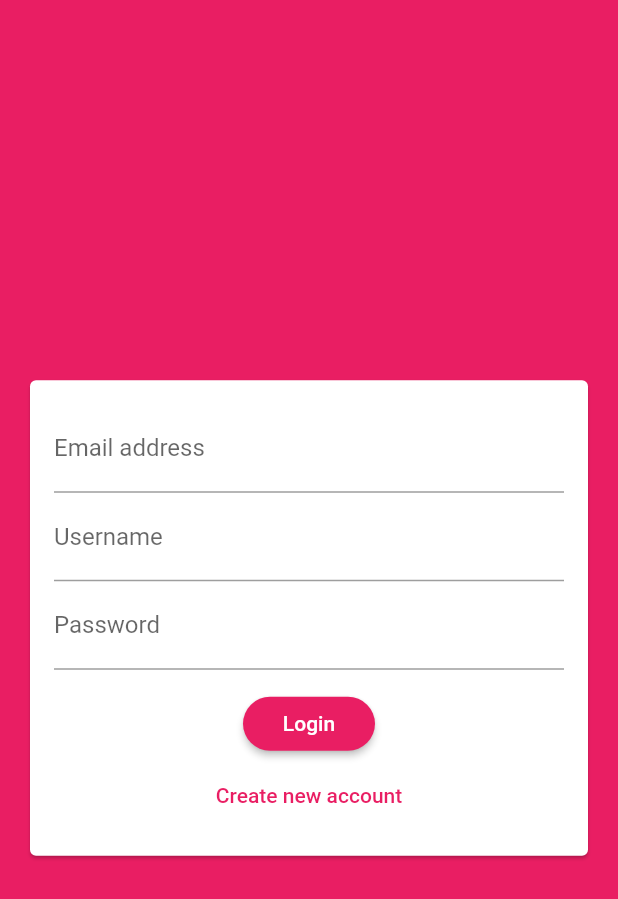
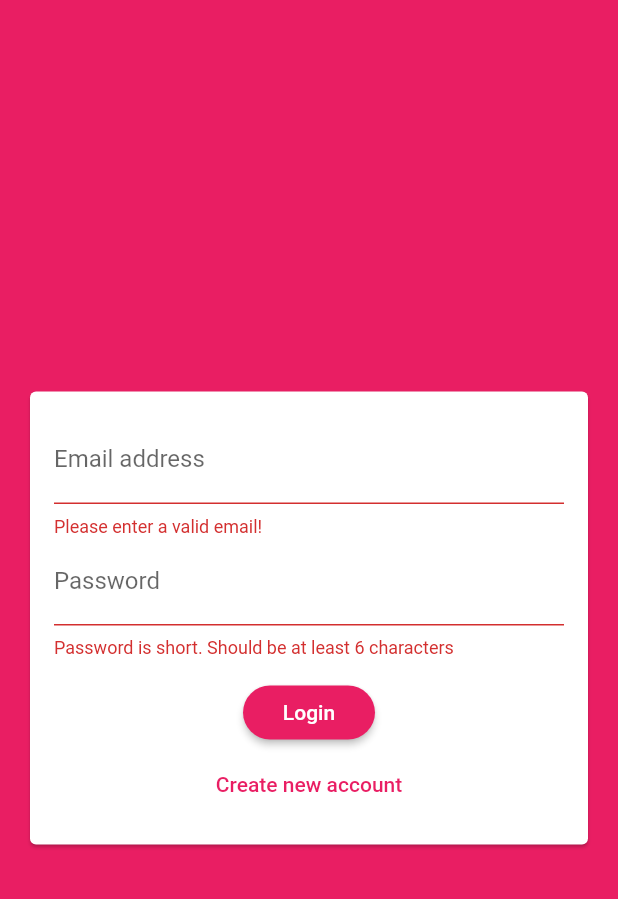
Before and after one commit to nikunjsaraf-oss/chatter, a Flutter app: the screen it shows after launch, after a tap on "Login", on a phone screen of 412 x 824 dp. Shown: the top 899 px of the screen. Run offline on Flutter 3.47's test engine with Material 2 defaults, Android fonts, the phone set to English and light mode, and no system bars; our stand-ins replace cloud_firestore; accounts and stored records are empty.

Commit message:
Create authentication form

```diff
--- a/lib/widgets/auth/auth_form_widget.dart
+++ b/lib/widgets/auth/auth_form_widget.dart
@@ -6,6 +6,30 @@ class AuthForm extends StatefulWidget {
 }
 
 class _AuthFormState extends State<AuthForm> {
+  final GlobalKey<FormState> _formKey = GlobalKey<FormState>();
+  bool _isLogin = true;
+  String _userEmail = '';
+  String _userName = '';
+  String _password = '';
+
+  void _submit() {
+    final bool isValid = _formKey.currentState.validate();
+    FocusScope.of(context).unfocus(); // to close the keyboard
+    if (isValid) {
+      _formKey.currentState.save();
+      print(_userName);
+      print(_userEmail);
+      print(_password);
+    }
+  }
+
+  bool validateEmail(String value) {
+    Pattern pattern =
+        r'^(([^<>()[\]\\.,;:\s@\"]+(\.[^<>()[\]\\.,;:\s@\"]+)*)|(\".+\"))@((\[[0-9]{1,3}\.[0-9]{1,3}\.[0-9]{1,3}\.[0-9]{1,3}\])|(([a-zA-Z\-0-9]+\.)+[a-zA-Z]{2,}))$';
+    RegExp regex = new RegExp(pattern);
+    return (!regex.hasMatch(value)) ? false : true;
+  }
+
   @override
   Widget build(BuildContext context) {
     return Center(
@@ -14,17 +38,49 @@ class _AuthFormState extends State<AuthForm> {
         child: SingleChildScrollView(
           padding: EdgeInsets.all(16),
           child: Form(
+            key: _formKey,
             child: Column(
               mainAxisSize: MainAxisSize.min,
               children: [
                 TextFormField(
+                  key: ValueKey('email'),
+                  validator: (value) {
+                    if (!validateEmail(value)) {
+                      return 'Please enter a valid email!';
+                    }
+                    return null;
+                  },
+                  onSaved: (value) {
+                    _userEmail = value;
+                  },
                   keyboardType: TextInputType.emailAddress,
                   decoration: InputDecoration(labelText: 'Email address'),
                 ),
+                if (!_isLogin)
+                  TextFormField(
+                    key: ValueKey('username'),
+                    onSaved: (value) {
+                      _userName = value;
+                    },
+                    validator: (value) {
+                      if (value.isEmpty) {
+                        return 'Usertname is short. It should be at least 4 characters!';
+                      }
+                      return null;
+                    },
+                    decoration: InputDecoration(labelText: 'Username'),
+                  ),
                 TextFormField(
-                  decoration: InputDecoration(labelText: 'Username'),
-                ),
-                TextFormField(
+                  key: ValueKey('password'),
+                  onSaved: (value) {
+                    _password = value;
+                  },
+                  validator: (value) {
+                    if (value.length < 6) {
+                      return 'Password is short. Should be at least 6 characters';
+                    }
+                    return null;
+                  },
                   decoration: InputDecoration(labelText: 'Password'),
                   obscureText: true,
                 ),
@@ -32,13 +88,20 @@ class _AuthFormState extends State<AuthForm> {
                   height: 12,
                 ),
                 RaisedButton(
-                  onPressed: () {},
-                  child: Text('Login'),
+                  onPressed: _submit,
+                  child: Text(_isLogin ? 'Login' : 'Signup'),
                 ),
                 FlatButton(
-                  onPressed: () {},
+                  onPressed: () {
+                    setState(() {
+                      _isLogin = !_isLogin;
+                    });
+                    FocusScope.of(context).unfocus(); // to close
+                  },
                   textColor: Theme.of(context).primaryColor,
-                  child: Text('Create new account'),
+                  child: Text(_isLogin
+                      ? 'Create new account'
+                      : 'I already have an account.'),
                 ),
               ],
             ),
--- a/pubspec.yaml
+++ b/pubspec.yaml
@@ -18,7 +18,7 @@ publish_to: 'none' # Remove this line if you wish to publish to pub.dev
 version: 1.0.0+1
 
 environment:
-  sdk: ">=1.9.0 <3.0.0"
+  sdk: ">=2.3.0 <3.0.0"
 
 dependencies:
   flutter:
@@ -28,11 +28,11 @@ dependencies:
   # The following adds the Cupertino Icons font to your application.
   # Use with the CupertinoIcons class for iOS style icons.
   cupertino_icons: ^1.0.0
+  cloud_firestore: 0.13.5
 
 dev_dependencies:
   flutter_test:
     sdk: flutter
-  cloud_firestore: 0.13.5
 
 # For information on the generic Dart part of this file, see the
 # following page: https://dart.dev/tools/pub/pubspec
```
Also changed, not shown: pubspec.lock.
